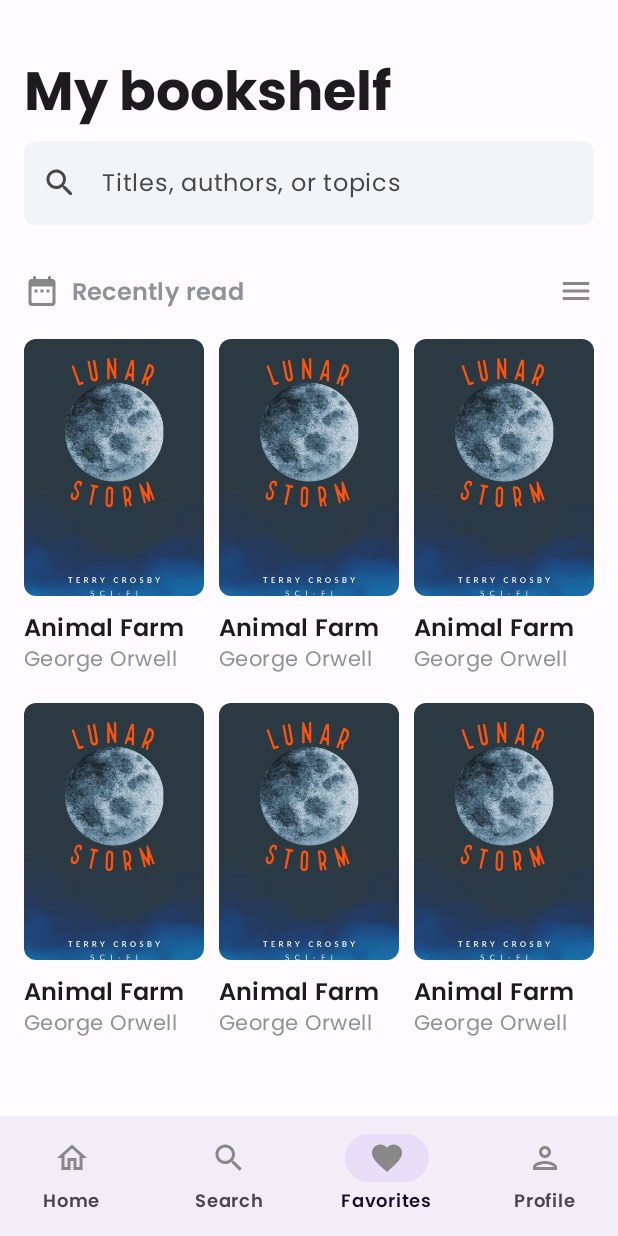
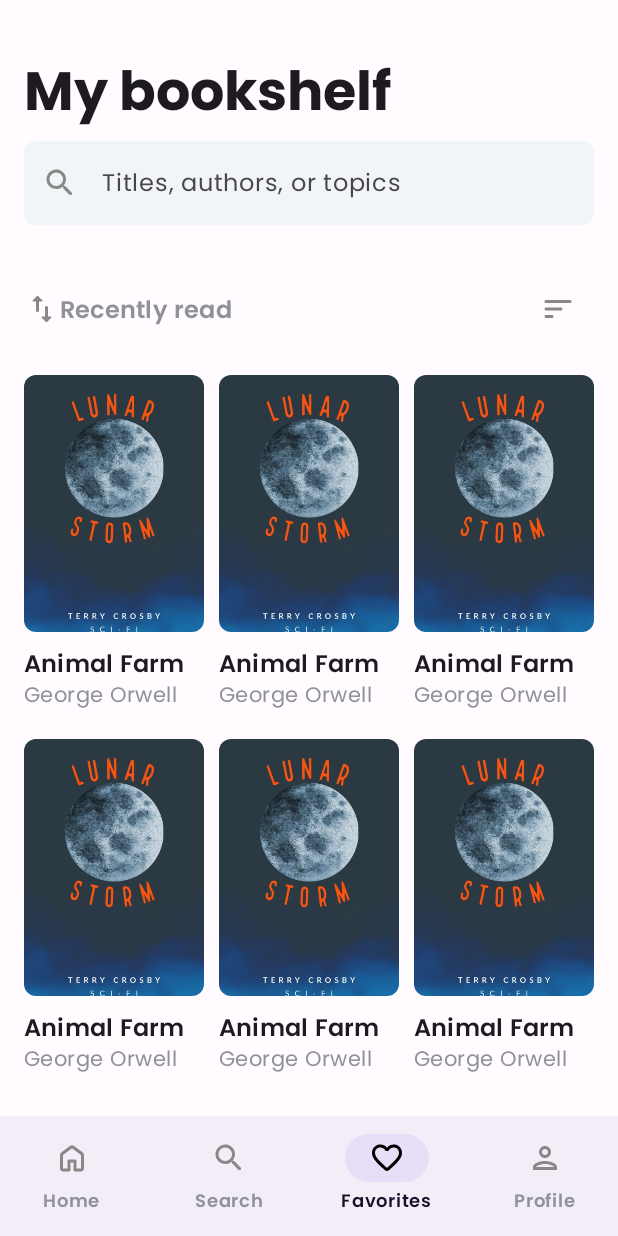
Before and after one commit to waseemabbas8/libroom-android, an Android app built with Jetpack Compose: the screen it shows after launch (MainActivity), item 3 of the bottom bar chosen, on a phone screen of 412 x 824 dp. Run offline under Robolectric (Android 15) with nearby library versions, the phone set to English and light mode, and no system bars.

Commit message:
style: use the rounded icons

```diff
--- a/app/src/main/java/com/waseem/libroom/core/compose/Icons.kt
+++ b/app/src/main/java/com/waseem/libroom/core/compose/Icons.kt
@@ -3,14 +3,17 @@ package com.waseem.libroom.core.compose
 import androidx.compose.foundation.layout.ExperimentalLayoutApi
 import androidx.compose.foundation.layout.FlowRow
 import androidx.compose.material.icons.Icons
-import androidx.compose.material.icons.outlined.*
-import androidx.compose.material.icons.rounded.DateRange
-import androidx.compose.material.icons.rounded.Menu
+import androidx.compose.material.icons.outlined.Person
+import androidx.compose.material.icons.rounded.ArrowBack
+import androidx.compose.material.icons.rounded.FavoriteBorder
 import androidx.compose.material3.Icon
 import androidx.compose.runtime.Composable
 import androidx.compose.ui.Modifier
 import androidx.compose.ui.graphics.Color
+import androidx.compose.ui.graphics.vector.ImageVector
+import androidx.compose.ui.res.painterResource
 import androidx.compose.ui.res.stringResource
+import androidx.compose.ui.res.vectorResource
 import androidx.compose.ui.tooling.preview.Preview
 import com.waseem.libroom.R
 import com.waseem.libroom.core.ui.ThemedPreview
@@ -20,13 +23,11 @@ fun defaultIconTint() = Color.Gray
 
 @Composable
 fun HomeIcon(
-    modifier: Modifier = Modifier,
-    tint: Color = defaultIconTint()
+    modifier: Modifier = Modifier
 ) {
     Icon(
-        imageVector = Icons.Outlined.Home,
+        imageVector = ImageVector.vectorResource(id = R.drawable.ic_home),
         contentDescription = stringResource(id = R.string.home),
-        tint = tint,
         modifier = modifier
     )
 }
@@ -37,7 +38,7 @@ fun SearchIcon(
     tint: Color = defaultIconTint()
 ) {
     Icon(
-        imageVector = Icons.Outlined.Search,
+        imageVector = ImageVector.vectorResource(id = R.drawable.ic_search),
         contentDescription = stringResource(id = R.string.search),
         tint = tint,
         modifier = modifier
@@ -50,7 +51,7 @@ fun FavoriteIcon(
     tint: Color = defaultIconTint()
 ) {
     Icon(
-        imageVector = Icons.Outlined.Favorite,
+        imageVector = Icons.Rounded.FavoriteBorder,
         contentDescription = stringResource(id = R.string.favorites),
         tint = tint,
         modifier = modifier
@@ -59,13 +60,11 @@ fun FavoriteIcon(
 
 @Composable
 fun ProfileIcon(
-    modifier: Modifier = Modifier,
-    tint: Color = defaultIconTint()
+    modifier: Modifier = Modifier
 ) {
     Icon(
         imageVector = Icons.Outlined.Person,
         contentDescription = stringResource(id = R.string.profile),
-        tint = tint,
         modifier = modifier
     )
 }
@@ -76,7 +75,7 @@ fun ArrowBackIcon(
     tint: Color = defaultIconTint()
 ) {
     Icon(
-        imageVector = Icons.Outlined.ArrowBack,
+        imageVector = Icons.Rounded.ArrowBack,
         contentDescription = stringResource(id = R.string.arrow_back),
         tint = tint,
         modifier = modifier
@@ -84,12 +83,12 @@ fun ArrowBackIcon(
 }
 
 @Composable
-fun SortingIcon(
+fun ImportExportIcon(
     modifier: Modifier = Modifier,
     tint: Color = defaultIconTint()
 ) {
     Icon(
-        imageVector = Icons.Rounded.DateRange,
+        painter = painterResource(id = R.drawable.ic_import_export),
         contentDescription = "",
         tint = tint,
         modifier = modifier
@@ -97,12 +96,12 @@ fun SortingIcon(
 }
 
 @Composable
-fun MenuIcon(
+fun SortIcon(
     modifier: Modifier = Modifier,
     tint: Color = defaultIconTint()
 ) {
     Icon(
-        imageVector = Icons.Rounded.Menu,
+        painter = painterResource(id = R.drawable.ic_sort),
         contentDescription = "",
         tint = tint,
         modifier = modifier
@@ -119,8 +118,8 @@ fun previewIcons() {
             SearchIcon()
             FavoriteIcon()
             ProfileIcon()
-            SortingIcon()
-            MenuIcon()
+            ImportExportIcon()
+            SortIcon()
         }
     }
 }
--- a/app/src/main/java/com/waseem/libroom/core/compose/SearchBox.kt
+++ b/app/src/main/java/com/waseem/libroom/core/compose/SearchBox.kt
@@ -1,9 +1,6 @@
 package com.waseem.libroom.core.compose
 
 import androidx.compose.foundation.layout.fillMaxWidth
-import androidx.compose.material.icons.Icons
-import androidx.compose.material.icons.rounded.Search
-import androidx.compose.material3.Icon
 import androidx.compose.material3.MaterialTheme
 import androidx.compose.material3.Text
 import androidx.compose.material3.TextField
@@ -37,12 +34,7 @@ fun SearchBox(
             unfocusedContainerColor = colorResource(id = R.color.text_filed_background)
         ),
         modifier = modifier.fillMaxWidth(),
-        leadingIcon = {
-            Icon(
-                imageVector = Icons.Rounded.Search,
-                contentDescription = ""
-            )
-        }
+        leadingIcon = { SearchIcon() }
     )
 }
 
--- a/app/src/main/java/com/waseem/libroom/feature/favorites/presentation/FavoritesScreen.kt
+++ b/app/src/main/java/com/waseem/libroom/feature/favorites/presentation/FavoritesScreen.kt
@@ -13,6 +13,7 @@ import androidx.compose.foundation.layout.padding
 import androidx.compose.foundation.lazy.grid.GridCells
 import androidx.compose.foundation.lazy.grid.GridItemSpan
 import androidx.compose.foundation.lazy.grid.LazyVerticalGrid
+import androidx.compose.material3.IconButton
 import androidx.compose.material3.MaterialTheme
 import androidx.compose.material3.Scaffold
 import androidx.compose.material3.Text
@@ -27,10 +28,10 @@ import androidx.compose.ui.res.stringResource
 import androidx.compose.ui.tooling.preview.Preview
 import androidx.compose.ui.unit.dp
 import com.waseem.libroom.R
-import com.waseem.libroom.core.compose.MenuIcon
+import com.waseem.libroom.core.compose.ImportExportIcon
 import com.waseem.libroom.core.compose.ScreenTitle
 import com.waseem.libroom.core.compose.SearchBox
-import com.waseem.libroom.core.compose.SortingIcon
+import com.waseem.libroom.core.compose.SortIcon
 import com.waseem.libroom.core.ui.ThemedPreview
 import com.waseem.libroom.core.ui.theme.LightColors
 
@@ -67,15 +68,18 @@ fun FavoritesScreen() {
                         painter = painterResource(id = R.drawable.book_cover),
                         contentDescription = null,
                         contentScale = ContentScale.Crop,
-                        modifier = Modifier
-                            .aspectRatio(0.7f)
-                            .clip(MaterialTheme.shapes.small),
+                        modifier = Modifier.aspectRatio(0.7f).clip(MaterialTheme.shapes.small)
                     )
                     Spacer(modifier = Modifier.height(10.dp))
-                    Text(text = "Animal Farm", style = MaterialTheme.typography.titleMedium)
+                    Text(
+                        text = "Animal Farm",
+                        style = MaterialTheme.typography.titleMedium,
+                        maxLines = 1
+                    )
                     Text(
                         text = "George Orwell",
-                        style = MaterialTheme.typography.bodyMedium
+                        style = MaterialTheme.typography.bodyMedium,
+                        maxLines = 1
                     )
                 }
             }
@@ -89,13 +93,16 @@ private fun SortingView() {
         verticalAlignment = Alignment.CenterVertically,
         modifier = Modifier.fillMaxWidth()
     ) {
-        SortingIcon()
+        ImportExportIcon()
         Text(
             text = stringResource(id = R.string.recently_read),
-            modifier = Modifier.padding(start = 8.dp).weight(1f),
+            modifier = Modifier.weight(1f),
             style = MaterialTheme.typography.titleMedium.copy(LightColors.textGrey)
         )
-        MenuIcon ()
+        IconButton(onClick = { /*TODO*/ }) {
+            SortIcon()
+        }
+
     }
 }
 
--- a/app/src/main/java/com/waseem/libroom/feature/root/MainScreen.kt
+++ b/app/src/main/java/com/waseem/libroom/feature/root/MainScreen.kt
@@ -1,14 +1,24 @@
 package com.waseem.libroom.feature.root
 
 import androidx.compose.foundation.layout.Box
+import androidx.compose.foundation.layout.RowScope
 import androidx.compose.foundation.layout.fillMaxSize
 import androidx.compose.foundation.layout.padding
+import androidx.compose.material3.LocalContentColor
 import androidx.compose.material3.NavigationBar
 import androidx.compose.material3.NavigationBarItem
+import androidx.compose.material3.NavigationBarItemDefaults
 import androidx.compose.material3.Scaffold
 import androidx.compose.material3.Text
-import androidx.compose.runtime.*
+import androidx.compose.runtime.Composable
+import androidx.compose.runtime.DisposableEffect
+import androidx.compose.runtime.Stable
+import androidx.compose.runtime.State
+import androidx.compose.runtime.getValue
+import androidx.compose.runtime.mutableStateOf
+import androidx.compose.runtime.remember
 import androidx.compose.ui.Modifier
+import androidx.compose.ui.graphics.Color
 import androidx.compose.ui.res.stringResource
 import androidx.compose.ui.tooling.preview.Preview
 import androidx.navigation.NavController
@@ -20,7 +30,9 @@ import com.waseem.libroom.core.compose.FavoriteIcon
 import com.waseem.libroom.core.compose.HomeIcon
 import com.waseem.libroom.core.compose.ProfileIcon
 import com.waseem.libroom.core.compose.SearchIcon
+import com.waseem.libroom.core.compose.defaultIconTint
 import com.waseem.libroom.core.ui.ThemedPreview
+import com.waseem.libroom.core.ui.theme.LightColors
 import com.waseem.libroom.navigation.AppNavGraph
 import com.waseem.libroom.navigation.LeafScreen
 import com.waseem.libroom.navigation.RootScreen
@@ -60,51 +72,54 @@ private fun BottomNavBar(
     currentSelectedScreen: RootScreen
 ) {
     NavigationBar {
-        NavigationBarItem(
+        NavBarItem(
             selected = currentSelectedScreen == RootScreen.Home,
             onClick = { navController.navigateToRootScreen(RootScreen.Home) },
-            alwaysShowLabel = true,
-            label = {
-                Text(text = stringResource(id = R.string.home))
-            },
-            icon = {
-                HomeIcon()
-            }
+            label = stringResource(id = R.string.home),
+            icon = { HomeIcon() }
         )
-        NavigationBarItem(
+        NavBarItem(
             selected = currentSelectedScreen == RootScreen.Search,
             onClick = { navController.navigateToRootScreen(RootScreen.Search) },
-            alwaysShowLabel = true,
-            label = {
-                Text(text = stringResource(id = R.string.search))
-            },
-            icon = {
-                SearchIcon()
-            }
+            label = stringResource(id = R.string.search),
+            icon = { SearchIcon(tint = LocalContentColor.current) }
         )
-        NavigationBarItem(
+        NavBarItem(
             selected = currentSelectedScreen == RootScreen.Favorites,
             onClick = { navController.navigateToRootScreen(RootScreen.Favorites) },
-            alwaysShowLabel = true,
-            label = {
-                Text(text = stringResource(id = R.string.favorites))
-            },
-            icon = {
-                FavoriteIcon()
-            }
+            label = stringResource(id = R.string.favorites),
+            icon = { FavoriteIcon(tint = LocalContentColor.current) }
         )
-        NavigationBarItem(
+        NavBarItem(
             selected = currentSelectedScreen == RootScreen.Profile,
             onClick = { navController.navigateToRootScreen(RootScreen.Profile) },
-            alwaysShowLabel = true,
-            label = {
-                Text(text = stringResource(id = R.string.profile))
-            },
-            icon = {
-                ProfileIcon()
-            }
+            label = stringResource(id = R.string.profile),
+            icon = { ProfileIcon() }
         )
     }
+}
+
+@Composable
+private fun RowScope.NavBarItem(
+    selected: Boolean,
+    onClick: () -> Unit,
+    label: String,
+    icon: @Composable () -> Unit
+) {
+    NavigationBarItem(
+        selected = selected,
+        onClick = onClick,
+        alwaysShowLabel = true,
+        label = {
+            Text(text = label)
+        },
+        icon = icon,
+        colors = NavigationBarItemDefaults.colors(
+            selectedIconColor = Color.Black,
+            unselectedTextColor = LightColors.textGrey,
+            unselectedIconColor = defaultIconTint()
+        )
+    )
 }
 
 @Stable
--- /dev/null
+++ b/app/src/main/res/drawable/ic_home.xml
@@ -0,0 +1,9 @@
+<vector xmlns:android="http://schemas.android.com/apk/res/android"
+    android:width="24dp"
+    android:height="24dp"
+    android:viewportWidth="960"
+    android:viewportHeight="960">
+  <path
+      android:fillColor="#FF000000"
+      android:pathData="M240,760h120v-200q0,-17 11.5,-28.5T400,520h160q17,0 28.5,11.5T600,560v200h120v-360L480,220 240,400v360ZM160,760v-360q0,-19 8.5,-36t23.5,-28l240,-180q21,-16 48,-16t48,16l240,180q15,11 23.5,28t8.5,36v360q0,33 -23.5,56.5T720,840L560,840q-17,0 -28.5,-11.5T520,800v-200h-80v200q0,17 -11.5,28.5T400,840L240,840q-33,0 -56.5,-23.5T160,760ZM480,490Z"/>
+</vector>
--- /dev/null
+++ b/app/src/main/res/drawable/ic_import_export.xml
@@ -0,0 +1,5 @@
+<vector android:height="24dp" android:tint="#000000"
+    android:viewportHeight="24" android:viewportWidth="24"
+    android:width="24dp" xmlns:android="http://schemas.android.com/apk/res/android">
+    <path android:fillColor="@android:color/white" android:pathData="M8.65,3.35L5.86,6.14c-0.32,0.31 -0.1,0.85 0.35,0.85H8V13c0,0.55 0.45,1 1,1s1,-0.45 1,-1V6.99h1.79c0.45,0 0.67,-0.54 0.35,-0.85L9.35,3.35c-0.19,-0.19 -0.51,-0.19 -0.7,0zM16,17.01V11c0,-0.55 -0.45,-1 -1,-1s-1,0.45 -1,1v6.01h-1.79c-0.45,0 -0.67,0.54 -0.35,0.85l2.79,2.78c0.2,0.19 0.51,0.19 0.71,0l2.79,-2.78c0.32,-0.31 0.09,-0.85 -0.35,-0.85H16z"/>
+</vector>
--- /dev/null
+++ b/app/src/main/res/drawable/ic_search.xml
@@ -0,0 +1,10 @@
+<vector xmlns:android="http://schemas.android.com/apk/res/android"
+    android:width="24dp"
+    android:height="24dp"
+    android:tint="#000000"
+    android:viewportWidth="24"
+    android:viewportHeight="24">
+    <path
+        android:fillColor="@android:color/white"
+        android:pathData="M15.5,14h-0.79l-0.28,-0.27c1.2,-1.4 1.82,-3.31 1.48,-5.34 -0.47,-2.78 -2.79,-5 -5.59,-5.34 -4.23,-0.52 -7.79,3.04 -7.27,7.27 0.34,2.8 2.56,5.12 5.34,5.59 2.03,0.34 3.94,-0.28 5.34,-1.48l0.27,0.28v0.79l4.25,4.25c0.41,0.41 1.08,0.41 1.49,0 0.41,-0.41 0.41,-1.08 0,-1.49L15.5,14zM9.5,14C7.01,14 5,11.99 5,9.5S7.01,5 9.5,5 14,7.01 14,9.5 11.99,14 9.5,14z" />
+</vector>
--- /dev/null
+++ b/app/src/main/res/drawable/ic_sort.xml
@@ -0,0 +1,5 @@
+<vector android:autoMirrored="true" android:height="24dp"
+    android:tint="#000000" android:viewportHeight="24"
+    android:viewportWidth="24" android:width="24dp" xmlns:android="http://schemas.android.com/apk/res/android">
+    <path android:fillColor="@android:color/white" android:pathData="M4,18h4c0.55,0 1,-0.45 1,-1s-0.45,-1 -1,-1L4,16c-0.55,0 -1,0.45 -1,1s0.45,1 1,1zM3,7c0,0.55 0.45,1 1,1h16c0.55,0 1,-0.45 1,-1s-0.45,-1 -1,-1L4,6c-0.55,0 -1,0.45 -1,1zM4,13h10c0.55,0 1,-0.45 1,-1s-0.45,-1 -1,-1L4,11c-0.55,0 -1,0.45 -1,1s0.45,1 1,1z"/>
+</vector>
```
